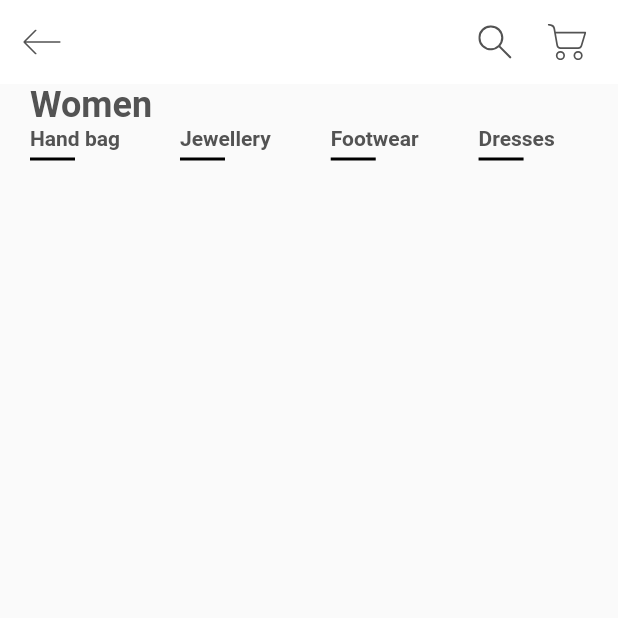
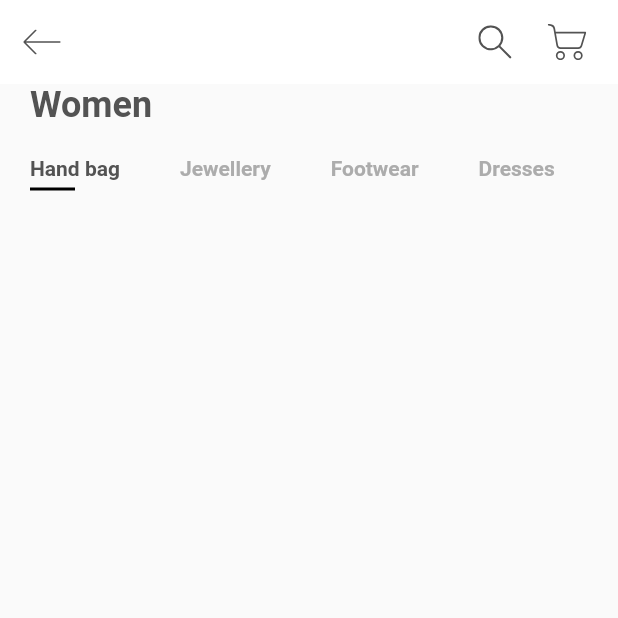
Before and after one commit to PawankumarPK/FlutterShioppingApp, a Flutter app: the screen it shows after launch, on a phone screen of 412 x 824 dp, the top half of it. Run offline on Flutter 3.47's test engine with Material 2 defaults, Android fonts, the phone set to English and light mode, and no system bars; our stand-ins replace flutter_svg.

```diff
--- a/lib/components/body.dart
+++ b/lib/components/body.dart
@@ -5,7 +5,7 @@ class Body extends StatelessWidget {
   @override
   Widget build(BuildContext context) {
     return Column(
-      crossAxisAlignment: CrossAxisAlignment.start ,
+      crossAxisAlignment: CrossAxisAlignment.start,
       children: <Widget>[
         Padding(
           padding: const EdgeInsets.symmetric(horizontal: kDefaultPadding),
@@ -36,32 +36,44 @@ class _CategoriesState extends State<Categories> {
 
   @override
   Widget build(BuildContext context) {
-    return SizedBox(
+    return Padding(
+      padding: const EdgeInsets.symmetric(vertical: kDefaultPadding),
+      child: SizedBox(
         height: 25,
         child: ListView.builder(
             scrollDirection: Axis.horizontal,
             itemCount: categories.length,
             itemBuilder: (context, index) => buildCategory(index)),
+      ),
     );
   }
 
   Widget buildCategory(int index) {
-    return Padding(
+    return GestureDetector(
+      onTap: () {
+        setState(() {
+          selectedBox = index;
+        });
+      },
+      child: Padding(
         padding: const EdgeInsets.symmetric(horizontal: kDefaultPadding),
         child: Column(
           crossAxisAlignment: CrossAxisAlignment.start,
           children: [
             Text(
               categories[index],
-            style: TextStyle(fontWeight: FontWeight.bold, color: kTextColor),
+              style: TextStyle(
+                  fontWeight: FontWeight.bold,
+                  color: selectedBox == index ? kTextColor : kTextLightColor),
             ),
             Container(
               margin: EdgeInsets.only(top: kDefaultPadding / 4),
               height: 2,
               width: 30,
-            color: Colors.black,
+              color: selectedBox == index ? Colors.black : Colors.transparent,
             )
           ],
+        ),
       ),
     );
   }
```
Lines whose indentation alone changed are shown as unchanged.
